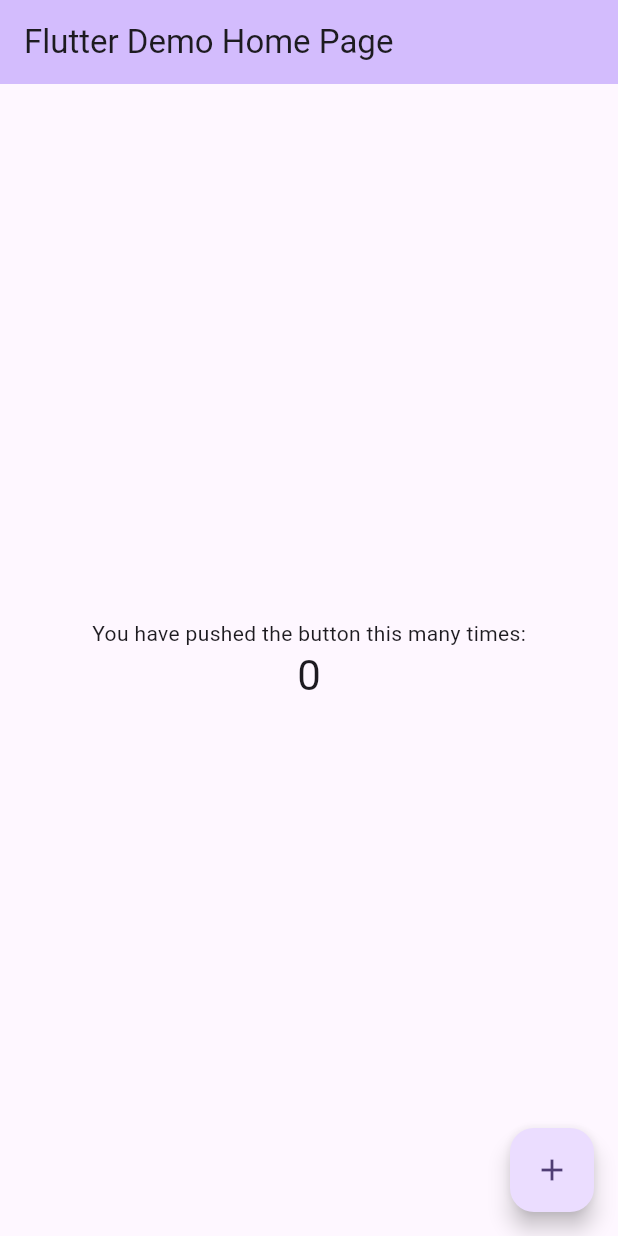
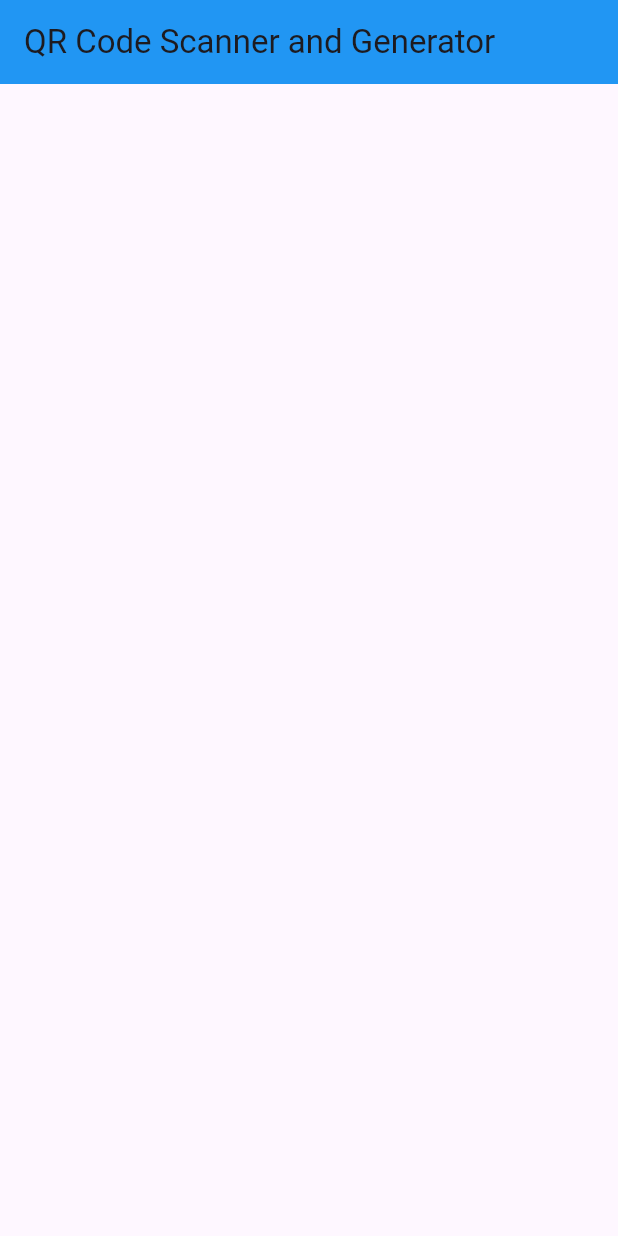
Before and after one commit to Lokosang-wani/qr-code-genrator-and-scanner-flutter, a Flutter app: the screen it shows after launch, on a phone screen of 412 x 824 dp. Run offline on Flutter 3.47's test engine with Material 3 defaults, Android fonts, the phone set to English and light mode, and no system bars.

```diff
--- a/lib/main.dart
+++ b/lib/main.dart
@@ -11,112 +11,36 @@ class MyApp extends StatelessWidget {
   @override
   Widget build(BuildContext context) {
     return MaterialApp(
-      title: 'Flutter Demo',
+      title: 'QR Code Scanner and Generator',
+      debugShowCheckedModeBanner: false,
       theme: ThemeData(
-        // This is the theme of your application.
-        //
-        // TRY THIS: Try running your application with "flutter run". You'll see
-        // the application has a purple toolbar. Then, without quitting the app,
-        // try changing the seedColor in the colorScheme below to Colors.green
-        // and then invoke "hot reload" (save your changes or press the "hot
-        // reload" button in a Flutter-supported IDE, or press "r" if you used
-        // the command line to start the app).
-        //
-        // Notice that the counter didn't reset back to zero; the application
-        // state is not lost during the reload. To reset the state, use hot
-        // restart instead.
-        //
-        // This works for code too, not just values: Most code changes can be
-        // tested with just a hot reload.
         colorScheme: ColorScheme.fromSeed(seedColor: Colors.deepPurple),
       ),
-      home: const MyHomePage(title: 'Flutter Demo Home Page'),
+      home: HomePage(),
     );
   }
 }
 
-class MyHomePage extends StatefulWidget {
-  const MyHomePage({super.key, required this.title});
-
-  // This widget is the home page of your application. It is stateful, meaning
-  // that it has a State object (defined below) that contains fields that affect
-  // how it looks.
-
-  // This class is the configuration for the state. It holds the values (in this
-  // case the title) provided by the parent (in this case the App widget) and
-  // used by the build method of the State. Fields in a Widget subclass are
-  // always marked "final".
-
-  final String title;
+class HomePage extends StatefulWidget {
+  const HomePage({super.key});
 
   @override
-  State<MyHomePage> createState() => _MyHomePageState();
+  State<HomePage> createState() => _HomePageState();
 }
 
-class _MyHomePageState extends State<MyHomePage> {
-  int _counter = 0;
-
-  void _incrementCounter() {
-    setState(() {
-      // This call to setState tells the Flutter framework that something has
-      // changed in this State, which causes it to rerun the build method below
-      // so that the display can reflect the updated values. If we changed
-      // _counter without calling setState(), then the build method would not be
-      // called again, and so nothing would appear to happen.
-      _counter++;
-    });
-  }
-
+class _HomePageState extends State<HomePage> {
   @override
   Widget build(BuildContext context) {
-    // This method is rerun every time setState is called, for instance as done
-    // by the _incrementCounter method above.
-    //
-    // The Flutter framework has been optimized to make rerunning build methods
-    // fast, so that you can just rebuild anything that needs updating rather
-    // than having to individually change instances of widgets.
     return Scaffold(
       appBar: AppBar(
-        // TRY THIS: Try changing the color here to a specific color (to
-        // Colors.amber, perhaps?) and trigger a hot reload to see the AppBar
-        // change color while the other colors stay the same.
-        backgroundColor: Theme.of(context).colorScheme.inversePrimary,
-        // Here we take the value from the MyHomePage object that was created by
-        // the App.build method, and use it to set our appbar title.
-        title: Text(widget.title),
+        title: Text('QR Code Scanner and Generator'),
+        backgroundColor: Colors.blue,
       ),
       body: Center(
-        // Center is a layout widget. It takes a single child and positions it
-        // in the middle of the parent.
         child: Column(
-          // Column is also a layout widget. It takes a list of children and
-          // arranges them vertically. By default, it sizes itself to fit its
-          // children horizontally, and tries to be as tall as its parent.
-          //
-          // Column has various properties to control how it sizes itself and
-          // how it positions its children. Here we use mainAxisAlignment to
-          // center the children vertically; the main axis here is the vertical
-          // axis because Columns are vertical (the cross axis would be
-          // horizontal).
-          //
-          // TRY THIS: Invoke "debug painting" (choose the "Toggle Debug Paint"
-          // action in the IDE, or press "p" in the console), to see the
-          // wireframe for each widget.
-          mainAxisAlignment: MainAxisAlignment.center,
-          children: <Widget>[
-            const Text('You have pushed the button this many times:'),
-            Text(
-              '$_counter',
-              style: Theme.of(context).textTheme.headlineMedium,
-            ),
-          ],
+
         ),
       ),
-      floatingActionButton: FloatingActionButton(
-        onPressed: _incrementCounter,
-        tooltip: 'Increment',
-        child: const Icon(Icons.add),
-      ), // This trailing comma makes auto-formatting nicer for build methods.
     );
   }
 }
--- a/pubspec.yaml
+++ b/pubspec.yaml
@@ -34,6 +34,8 @@ dependencies:
   # The following adds the Cupertino Icons font to your application.
   # Use with the CupertinoIcons class for iOS style icons.
   cupertino_icons: ^1.0.8
+  qr_flutter: ^4.0.0
+  qr_code_scanner: ^1.0.1
 
 dev_dependencies:
   flutter_test:
```
Also changed, not shown: pubspec.lock, 2 other files.
